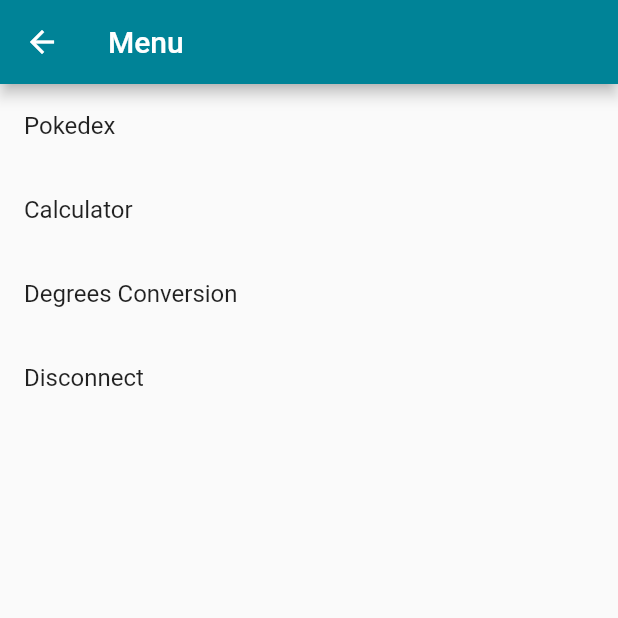
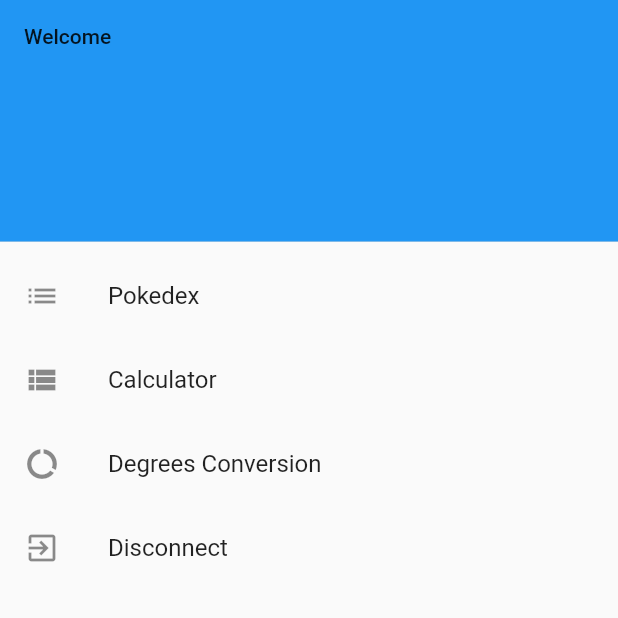
Before and after one commit to musps/demo-app-flutter, a Flutter app: the UserMenuWidget screen opened directly, on a phone screen of 412 x 824 dp, the top half of it. Run offline on Flutter 3.47's test engine with Material 2 defaults, Android fonts, the phone set to English and light mode, and no system bars; our stand-ins replace shared_preferences, transparent_image; accounts and stored records are empty; network calls fail.

Commit message:
add: docs

```diff
--- /dev/null
+++ b/lib/mock_data.dart
@@ -0,0 +1,6 @@
+import 'package:testapp/models/user_model.dart';
+
+List<User> mock_users = [
+    User(email: 'sercan', password: 'root', firstname: 'Sercan', lastname: 'YILDIZ'),
+    User(email: 'root', password: 'root', firstname: 'root', lastname: 'root'),
+];
--- a/lib/providers/user_provider.dart
+++ b/lib/providers/user_provider.dart
@@ -11,10 +11,9 @@ class UserProvider with ChangeNotifier {
   User user;
 
   // List of available users.
-  List<User> users = [
-    User(email: 'sercan', password: 'root', firstname: 'Sercan', lastname: 'YILDIZ'),
-    User(email: 'root', password: 'root', firstname: 'root', lastname: 'root'),
-  ];
+  List<User> users = [];
+
+  UserProvider({this.users});
 
   Future<bool> initialize() async {
       SharedPreferences prefs = await SharedPreferences.getInstance();
--- a/lib/screens/auth/forgot_password_screen.dart
+++ b/lib/screens/auth/forgot_password_screen.dart
@@ -1,7 +1,7 @@
 import 'package:flutter/material.dart';
 
 class ForgotPasswordScreen extends StatefulWidget {
-  final String title = 'Forgot password? ';
+  final String title = 'Forgot password?';
 
   ForgotPasswordScreen({Key key}) : super(key: key);
   _ForgotPasswordScreen createState() => _ForgotPasswordScreen();
@@ -15,7 +15,7 @@ class _ForgotPasswordScreen extends State<ForgotPasswordScreen> {
         title: Text(widget.title),
       ),
       body: Container(
-        child: Text('content'),
+        child: Center(child: Text('Feature not available yet!')),
       )
     );
   }
--- a/lib/screens/auth/register_screen.dart
+++ b/lib/screens/auth/register_screen.dart
@@ -15,7 +15,7 @@ class _RegisterScreen extends State<RegisterScreen> {
         title: Text(widget.title),
       ),
       body: Container(
-        child: Text('content'),
+        child: Center(child: Text('Feature not available yet!')),
       )
     );
   }
--- a/lib/widgets/user_menu_widget.dart
+++ b/lib/widgets/user_menu_widget.dart
@@ -13,32 +13,41 @@ class _UserMenuWidget extends State<UserMenuWidget> {
   @override
   Widget build(BuildContext context) {
     return Scaffold(
-      appBar: AppBar(
-        title: Text(widget.title),
-      ),
       body: ListView(
-        children: [
+        // Important: Remove any padding from the ListView.
+        padding: EdgeInsets.zero,
+        children: <Widget>[
+          DrawerHeader(
+            child: Text('Welcome'),
+            decoration: BoxDecoration(
+              color: Colors.blue,
+            ),
+          ),
           ListTile(
             title: Text('Pokedex'),
+            leading: Icon(Icons.list),
             onTap: () => Navigator.popAndPushNamed(context, '/in/pokedex'),
           ),
           ListTile(
             title: Text('Calculator'),
+            leading: Icon(Icons.view_list),
             onTap: () => Navigator.popAndPushNamed(context, '/in/calculator'),
           ),
           ListTile(
             title: Text('Degrees Conversion'),
+            leading: Icon(Icons.data_usage),
             onTap: () => Navigator.popAndPushNamed(context, '/in/degrees_conversion'),
           ),
           ListTile(
             title: Text('Disconnect'),
+            leading: Icon(Icons.exit_to_app),
             onTap: () async {
               await Provider.of<UserProvider>(context, listen: false).disconnect();
               Navigator.pushReplacementNamed(context, '/');
             },
           ),
-        ]
-      )
+        ],
+      ),
     );
   }
 }
```
Also changed, not shown: lib/main.dart (+3 -4 lines), lib/screens/in/pokedex_screen.dart (+7 -2 lines), docs/images/in_calculator.png (added), docs/images/in_convertor.png (added), docs/images/in_loginn.png (added), docs/images/in_menu.png (added), docs/images/in_screen.png (added).
